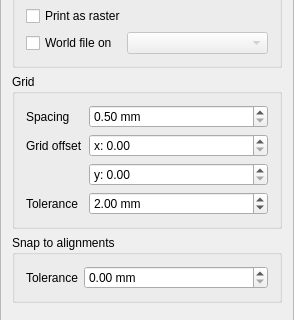
Old version of the form src/ui/qgscompositionwidgetbase.ui in the repository qgis/QGIS; both pictures show x 0 to 294 and y 265 to 585 of the 294 by 787 pixel window.
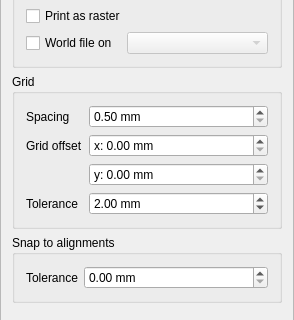
New version of the form. Custom widgets are drawn as their Qt base class.

Commit message: [composer] Add missing mm suffix to grid offset

Diff of the .ui file:
```diff
--- a/src/ui/qgscompositionwidgetbase.ui
+++ b/src/ui/qgscompositionwidgetbase.ui
@@ -361,6 +361,9 @@
               <property name="prefix">
                <string>x: </string>
               </property>
+              <property name="suffix">
+               <string> mm</string>
+              </property>
               <property name="maximum">
                <double>9999.000000000000000</double>
               </property>
@@ -372,7 +375,7 @@
                <string>y: </string>
               </property>
               <property name="suffix">
-               <string/>
+               <string> mm</string>
               </property>
              </widget>
             </item>
```
